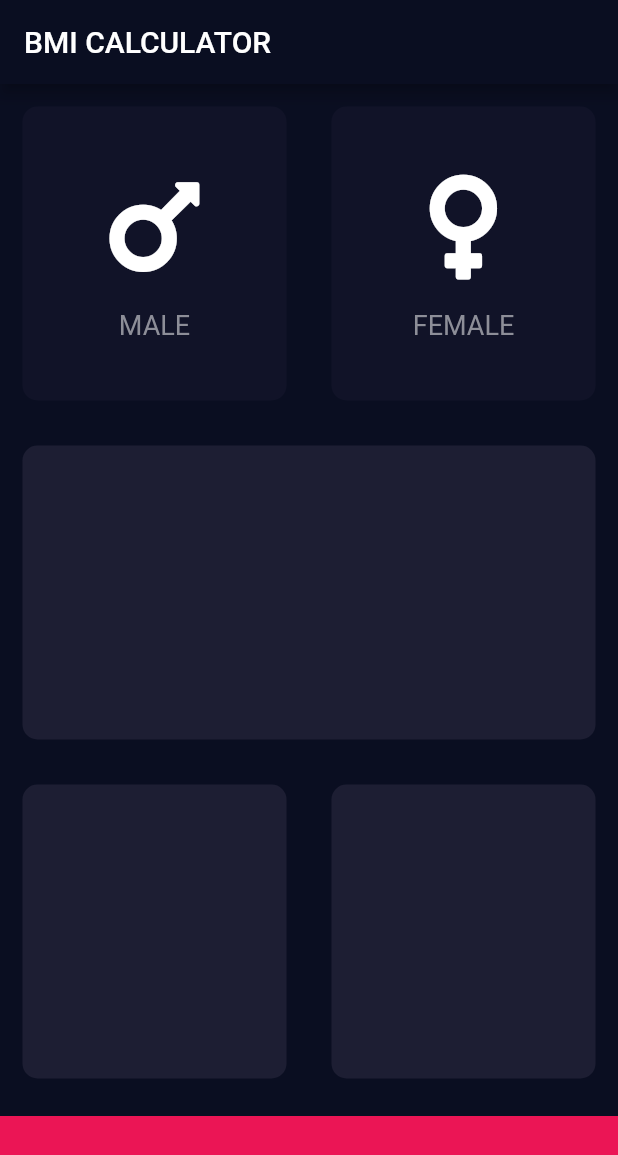
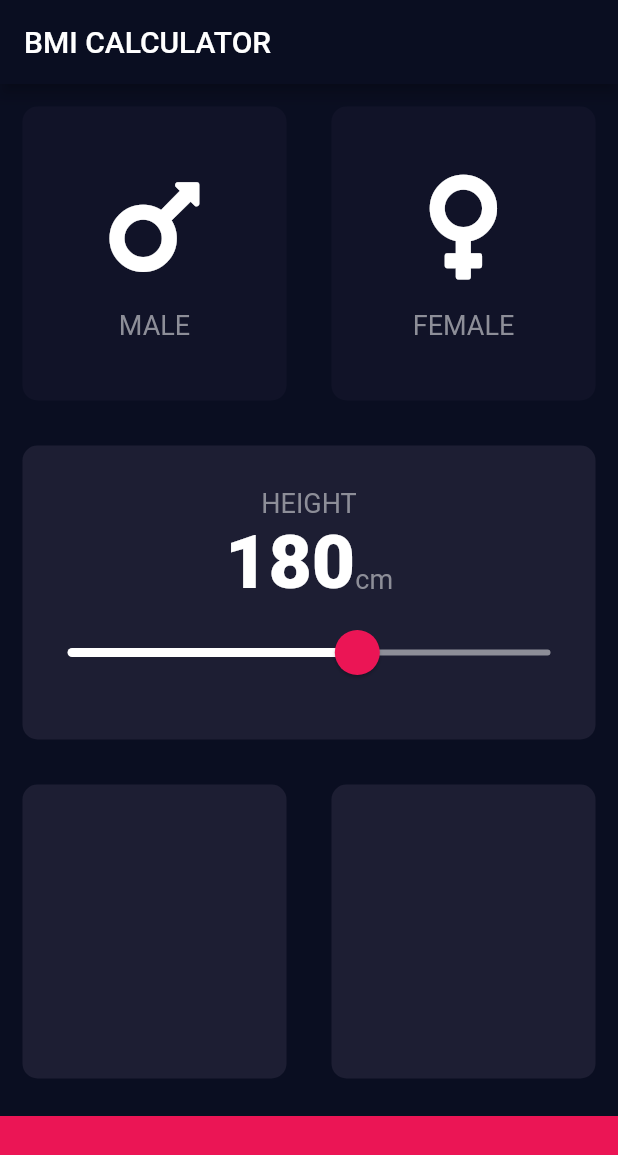
Before and after one commit to Arjun-Pradeep/Flutter_App_Development, a Flutter app: the screen it shows after launch, on a phone screen of 412 x 824 dp. Shown: the top 1155 px of the screen. Run offline on Flutter 3.47's test engine with Material 2 defaults, Android fonts, the phone set to English and light mode, and no system bars; our stand-ins replace audioplayers, font_awesome_flutter.

Commit message:
Flutter_Development_bmi_calculator_app_customizing_widgets_update_v3.8

```diff
--- /dev/null
+++ b/bmi-calculator-flutter/lib/constants.dart
@@ -0,0 +1,13 @@
+import 'package:flutter/material.dart';
+
+const kbottomContainerHeight = 80.0;
+const kactiveCardColor = Color(0xFF1D1E33);
+const kinactiveCardColor = Color(0xFF111328);
+const kbottomContainerColor = Color(0xFFEB1555);
+
+const klabelTextStyle = TextStyle(
+  fontSize: 18.0,
+  color: Color(0xFF8D8E98),
+);
+
+const kNumberTextStyle = TextStyle(fontSize: 50.0, fontWeight: FontWeight.w900);
--- a/bmi-calculator-flutter/lib/icon_content.dart
+++ b/bmi-calculator-flutter/lib/icon_content.dart
@@ -1,9 +1,5 @@
 import 'package:flutter/material.dart';
-
-const labelTextStyle = TextStyle(
-  fontSize: 18.0,
-  color: Color(0xFF8D8E98)
-);
+import 'constants.dart';
 
 class IconContent extends StatelessWidget {
   const IconContent({this.icon, this.label});
@@ -22,7 +18,7 @@ class IconContent extends StatelessWidget {
         ),
         Text(
           label,
-          style: labelTextStyle
+          style: klabelTextStyle
         ),
       ],
     );
--- a/bmi-calculator-flutter/lib/input_page.dart
+++ b/bmi-calculator-flutter/lib/input_page.dart
@@ -2,15 +2,9 @@ import 'package:flutter/material.dart';
 import 'package:font_awesome_flutter/font_awesome_flutter.dart';
 import 'icon_content.dart';
 import 'reusable_card.dart';
+import 'constants.dart';
 
-const bottomContainerHeight = 80.0;
-const activeCardColor = Color(0xFF1D1E33);
-const inactiveCardColor = Color(0xFF111328);
-const bottomContainerColor = Color(0xFFEB1555);
-enum Gender{
-   male,
-   female
-}
+enum Gender { male, female }
 
 class InputPage extends StatefulWidget {
   @override
@@ -18,8 +12,8 @@ class InputPage extends StatefulWidget {
 }
 
 class _InputPageState extends State<InputPage> {
-
   Gender selectedGender;
+  int height = 180;
 
   @override
   Widget build(BuildContext context) {
@@ -28,18 +22,21 @@ class _InputPageState extends State<InputPage> {
         title: Text('BMI CALCULATOR'),
       ),
       body: Column(
+        crossAxisAlignment: CrossAxisAlignment.stretch,
         children: <Widget>[
           Expanded(
             child: Row(
               children: <Widget>[
                 Expanded(
                   child: ReusableCard(
-                    onPress: (){
+                    onPress: () {
                       setState(() {
                         selectedGender = Gender.male;
                       });
                     },
-                    colour: selectedGender == Gender.male ? activeCardColor : inactiveCardColor,
+                    colour: selectedGender == Gender.male
+                        ? kactiveCardColor
+                        : kinactiveCardColor,
                     cardChild: IconContent(
                       icon: FontAwesomeIcons.mars,
                       label: 'MALE',
@@ -48,12 +45,14 @@ class _InputPageState extends State<InputPage> {
                 ),
                 Expanded(
                   child: ReusableCard(
-                    onPress: (){
+                    onPress: () {
                       setState(() {
                         selectedGender = Gender.female;
                       });
                     },
-                    colour: selectedGender == Gender.female ? activeCardColor : inactiveCardColor,
+                    colour: selectedGender == Gender.female
+                        ? kactiveCardColor
+                        : kinactiveCardColor,
                     cardChild: IconContent(
                       icon: FontAwesomeIcons.venus,
                       label: 'FEMALE',
@@ -65,7 +64,45 @@ class _InputPageState extends State<InputPage> {
           ),
           Expanded(
             child: ReusableCard(
-              colour: activeCardColor,
+              cardChild: Column(
+                mainAxisAlignment: MainAxisAlignment.center,
+                children: <Widget>[
+                  Text(
+                    'HEIGHT',
+                    style: klabelTextStyle,
+                  ),
+                  Row(
+                    mainAxisAlignment: MainAxisAlignment.center,
+                    crossAxisAlignment: CrossAxisAlignment.baseline,
+                    textBaseline: TextBaseline.alphabetic,
+                    children: <Widget>[
+                      Text(height.toString(), style: kNumberTextStyle),
+                      Text('cm', style: klabelTextStyle),
+                    ],
+                  ),
+                  SliderTheme(
+                    data: SliderTheme.of(context).copyWith(
+                      inactiveTrackColor: Color(0xFF8D8E98),
+                      activeTrackColor: Colors.white,
+                      thumbColor: Color(0xFFEB1555),
+                      overlayColor: Color(0x29EB1555),
+                      thumbShape: RoundSliderThumbShape(enabledThumbRadius: 15.0),
+                      overlayShape: RoundSliderOverlayShape(overlayRadius: 30.0)
+                    ),
+                    child: Slider(
+                      value: height.toDouble(),
+                      min: 120.0,
+                      max: 220.0,
+                      onChanged: (double newValue) {
+                        setState(() {
+                          height = newValue.round();
+                        });
+                      },
+                    ),
+                  ),
+                ],
+              ),
+              colour: kactiveCardColor,
             ),
           ),
           Expanded(
@@ -73,22 +110,22 @@ class _InputPageState extends State<InputPage> {
               children: <Widget>[
                 Expanded(
                   child: ReusableCard(
-                    colour: activeCardColor,
+                    colour: kactiveCardColor,
                   ),
                 ),
                 Expanded(
                   child: ReusableCard(
-                    colour: activeCardColor,
+                    colour: kactiveCardColor,
                   ),
                 ),
               ],
             ),
           ),
           Container(
-              color: bottomContainerColor,
+              color: kbottomContainerColor,
               margin: EdgeInsets.only(top: 10.0),
               width: double.infinity,
-              height: bottomContainerHeight)
+              height: kbottomContainerHeight)
         ],
       ),
     );
```
